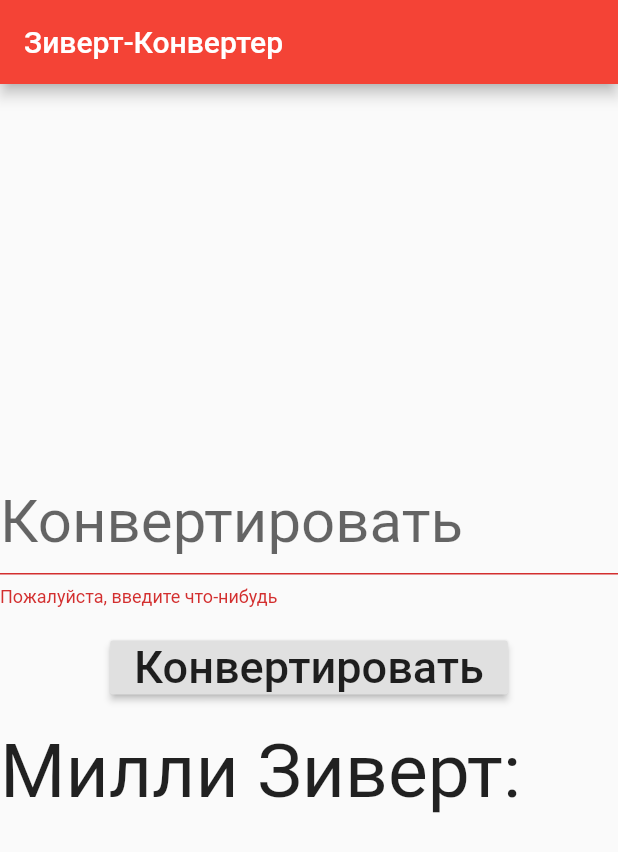
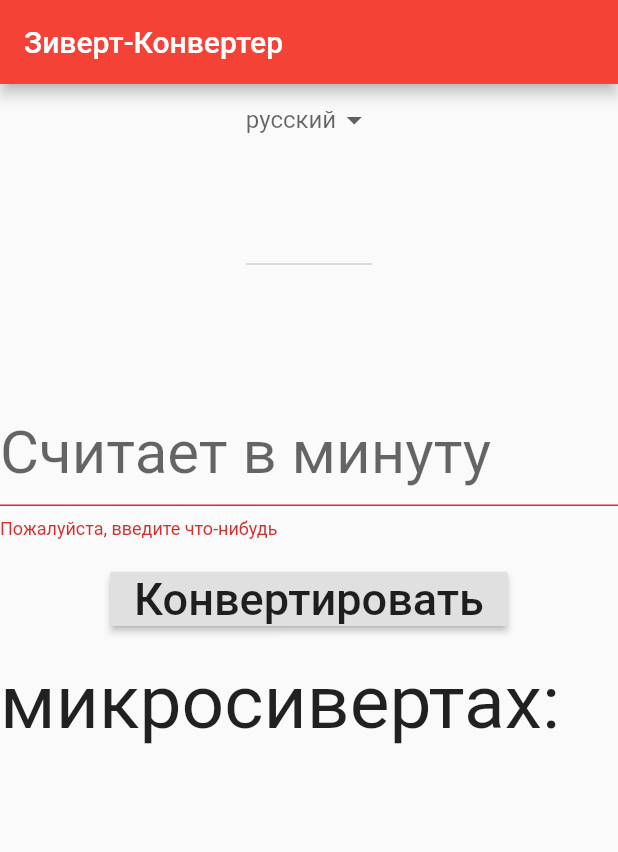
Before and after one commit to MatthiasWetzlmayer/sivert_converter, a Flutter app: the screen it shows after launch, after a tap on "Конвертировать", on a phone screen of 412 x 824 dp. Shown: the top 852 px of the screen. Run offline on Flutter 3.47's test engine with Material 2 defaults, Android fonts, the phone set to English and light mode, and no system bars.

Commit message:
changed some things according to Mr. Welsch

```diff
--- a/lib/main.dart
+++ b/lib/main.dart
@@ -9,18 +9,15 @@ class MyApp extends StatelessWidget {
       theme: ThemeData(
         primarySwatch: Colors.red,
         backgroundColor: Colors.red,
-
       ),
       debugShowCheckedModeBanner: false,
-      home: MyHomePage(title: 'Зиверт-Конвертер'),
+      home: MyHomePage(),
     );
   }
 }
 
 class MyHomePage extends StatefulWidget {
-  MyHomePage({Key key, this.title}) : super(key: key);
-
-  final String title;
+  MyHomePage({Key key}) : super(key: key);
 
   @override
   _MyHomePageState createState() => _MyHomePageState();
@@ -28,78 +25,129 @@ class MyHomePage extends StatefulWidget {
 
 class _MyHomePageState extends State<MyHomePage> {
   final _formKey = GlobalKey<FormState>();
-  String sivert="";
-  final String textCpm="Конвертировать";
-  final String errorReturnSomething="Пожалуйста, введите что-нибудь";
-  final String errorEnterANumber="Пожалуйста, введите номер";
-  final String textConvert="Конвертировать";
-  final String mSv="Милли Зиверт";
-  TextEditingController inputC=TextEditingController();
+  String sivert = "";
+  String selectedLanguage;
+
+  //0...Russisch, 1...Deutsch, 2...Englisch
+  int index = 0;
+
+  final List title = ["Зиверт-Конвертер", "Sievert Konvertierer", "Sievert Converter"];
+  final List textCpm = ["Считает в минуту", "CPM", "CPM"];
+  final List errorReturnSomething = [
+    "Пожалуйста, введите что-нибудь",
+    "Bitte geben Sie etwas ein",
+    "please enter something"
+  ];
+  final List errorEnterANumber = [
+    "Пожалуйста, введите номер",
+    "Bitte geben Sie eine Nummer ein",
+    "Please enter a number"
+  ];
+  final List textConvert = ["Конвертировать", "Konvertieren", "Convert"];
+  final List mSv = ["микросивертах", "Micro Sievert", "Micro Sievert"];
+  TextEditingController inputC = TextEditingController();
+
   @override
   Widget build(BuildContext context) {
     return Scaffold(
       appBar: AppBar(
-            title: Text(widget.title),
+        title: Text(title[index]),
       ),
-            body: Form(
-            key: _formKey,
+      body: Container(
         child: Column(
-              children: [
+          children: <Widget>[
             Expanded(
               flex: 1,
-                  child: SizedBox()
+              child: DropdownButton<String>(
+                items: <String>["русский", "Deutsch", "English"]
+                    .map((String value) {
+                  return DropdownMenuItem<String>(
+                    child: Text(value),
+                    value: value,
+                  );
+                }).toList(),
+                value: selectedLanguage,
+                hint: Text("русский"),
+                onChanged: (String val) {
+                  selectedLanguage = val;
+
+                  if (val == "русский") {
+                    setState(() {
+                      index = 0;
+                    });
+                  }
+                  if (val == "Deutsch") {
+                    setState(() {
+                      index = 1;
+                    });
+                  }
+                  if (val == "English") {
+                    setState(() {
+                      index = 2;
+                    });
+                  }
+                },
+              ),
             ),
             Expanded(
-                  flex: 2,
+              flex: 5,
+              child: Form(
+                key: _formKey,
+                child: SingleChildScrollView(
+                  child: Container(
+                    height: MediaQuery.of(context).size.height,
+                    child: Column(children: [
+                      Expanded(flex: 1, child: SizedBox()),
+                      Expanded(
+                        flex: 9,
                         child: Column(
                           crossAxisAlignment: CrossAxisAlignment.start,
                           children: <Widget>[
                             TextFormField(
-                      style: TextStyle(
-                        fontSize: 40
-                      ),
+                              style: TextStyle(fontSize: 40),
                               decoration: InputDecoration(
                                   hoverColor: Colors.green,
-                        hintText: textCpm
-                      ),
+                                  hintText: textCpm[index]),
                               controller: inputC,
                               validator: (value) {
                                 if (value.isEmpty) {
-                          return errorReturnSomething;
+                                  return errorReturnSomething[index];
                                 }
-                        if(double.tryParse(inputC.text)==null) {
-                          return errorEnterANumber;
+                                if (double.tryParse(inputC.text) == null) {
+                                  return errorEnterANumber[index];
                                 }
                                 return null;
                               },
                             ),
                             Padding(
-                      padding: const EdgeInsets.symmetric(vertical: 16.0),
+                              padding:
+                                  const EdgeInsets.symmetric(vertical: 16.0),
                               child: Center(
                                 child: RaisedButton(
                                     onPressed: () {
-
                                       if (_formKey.currentState.validate()) {
                                         setState(() {
-
-                                sivert=(double.parse(inputC.text)/18).toString();
+                                          sivert =
+                                              (double.parse(inputC.text) / 120)
+                                                  .toString();
                                         });
                                       }
                                     },
-                          child: Text(textConvert, style: TextStyle(fontSize: 30))
+                                    child: Text(textConvert[index],
+                                        style: TextStyle(fontSize: 30))),
+                              ),
+                            ),
+                            Text("${mSv[index]}: $sivert",
+                                style: TextStyle(fontSize: 50))
+                          ],
+                        ),
+                      ),
+                    ]),
                   ),
                 ),
               ),
-                    Text(
-                      "$mSv: $sivert",
-                  style: TextStyle(
-                      fontSize: 50
-                  )
-                )
+            ),
           ],
-          ),
-            ),
-          ]
         ),
       ),
     );
```
Also changed, not shown: pubspec.lock. Lines whose indentation alone changed are shown as unchanged.
